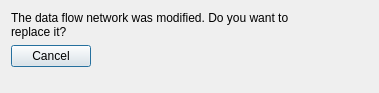
vistle/vistle, file app/gui/modifieddialog.ui: the form before one commit.
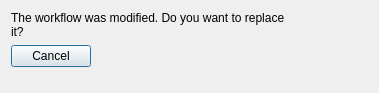
The form after the commit.

Commit message: save and load workflows on hub instead of in UI

Diff of the .ui file:
```diff
--- a/app/gui/modifieddialog.ui
+++ b/app/gui/modifieddialog.ui
@@ -23,7 +23,7 @@
    <item row="0" column="0">
     <widget class="QLabel" name="label">
      <property name="text">
-      <string>The data flow network was modified. Do you want to replace it?</string>
+      <string>The workflow was modified. Do you want to replace it?</string>
      </property>
      <property name="wordWrap">
       <bool>true</bool>
```
Left out of the diff: 2 changed lines with no effect on the pictures. The commit also changes 20 other files.
